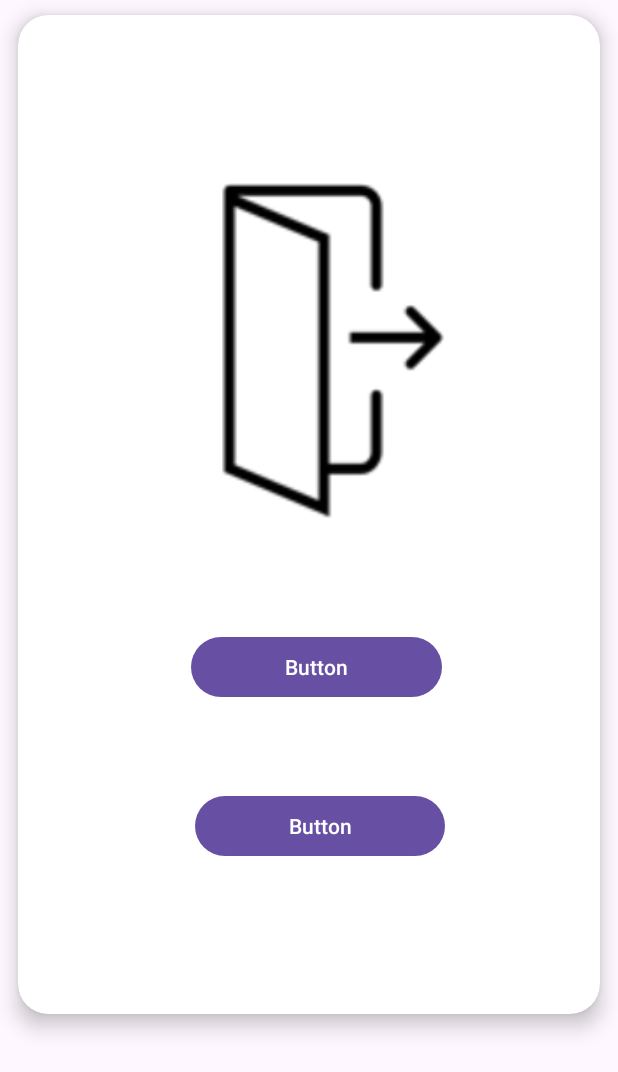
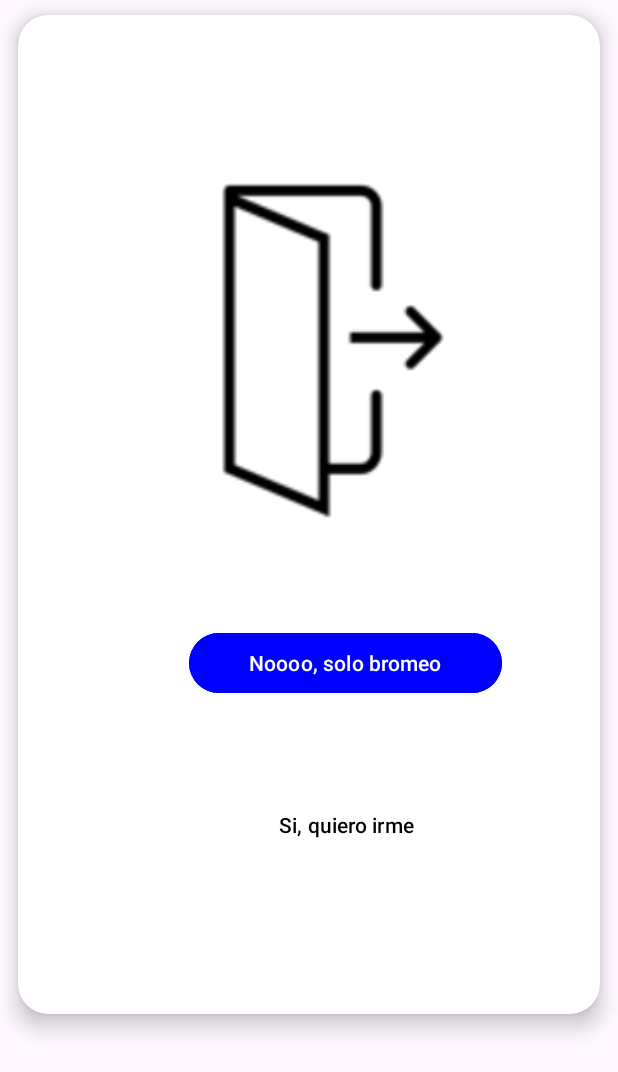
Before and after one commit to KernyMC/ProyectoMoviles, an Android app: the layout activity_logout.xml on its own in the app's theme, with its tools: preview values and no code run, on a phone screen of 412 x 824 dp. Shown: the top 1072 px of the screen. Run offline under Robolectric (Android 15) with nearby library versions, the phone set to English and light mode, and no system bars.

Commit message:
cambios varios

```diff
--- a/app/src/main/res/layout/activity_logout.xml
+++ b/app/src/main/res/layout/activity_logout.xml
@@ -33,27 +33,31 @@
 
         <Button
             android:id="@+id/button"
-            android:layout_width="167dp"
+            android:layout_width="208dp"
             android:layout_height="wrap_content"
             android:layout_alignParentStart="true"
             android:layout_alignParentEnd="true"
             android:layout_alignParentBottom="true"
-            android:layout_marginStart="115dp"
-            android:layout_marginEnd="105dp"
-            android:layout_marginBottom="207dp"
-            android:text="Button" />
+            android:layout_marginStart="114dp"
+            android:layout_marginEnd="65dp"
+            android:layout_marginBottom="210dp"
+            android:backgroundTint="@color/blue"
+            android:text="Noooo, solo bromeo" />
 
         <Button
             android:id="@+id/btnLeave"
-            android:layout_width="166dp"
+            style="?attr/borderlessButtonStyle"
+            android:layout_width="199dp"
             android:layout_height="wrap_content"
             android:layout_alignParentStart="true"
             android:layout_alignParentEnd="true"
             android:layout_alignParentBottom="true"
-            android:layout_marginStart="118dp"
-            android:layout_marginEnd="103dp"
-            android:layout_marginBottom="101dp"
-            android:text="Button" />
+            android:layout_marginStart="119dp"
+            android:layout_marginEnd="69dp"
+            android:layout_marginBottom="102dp"
+            android:text="Si, quiero irme"
+            android:textColor="@color/black"
+            app:strokeColor="@color/blue" />
 
 
     </RelativeLayout>
```
